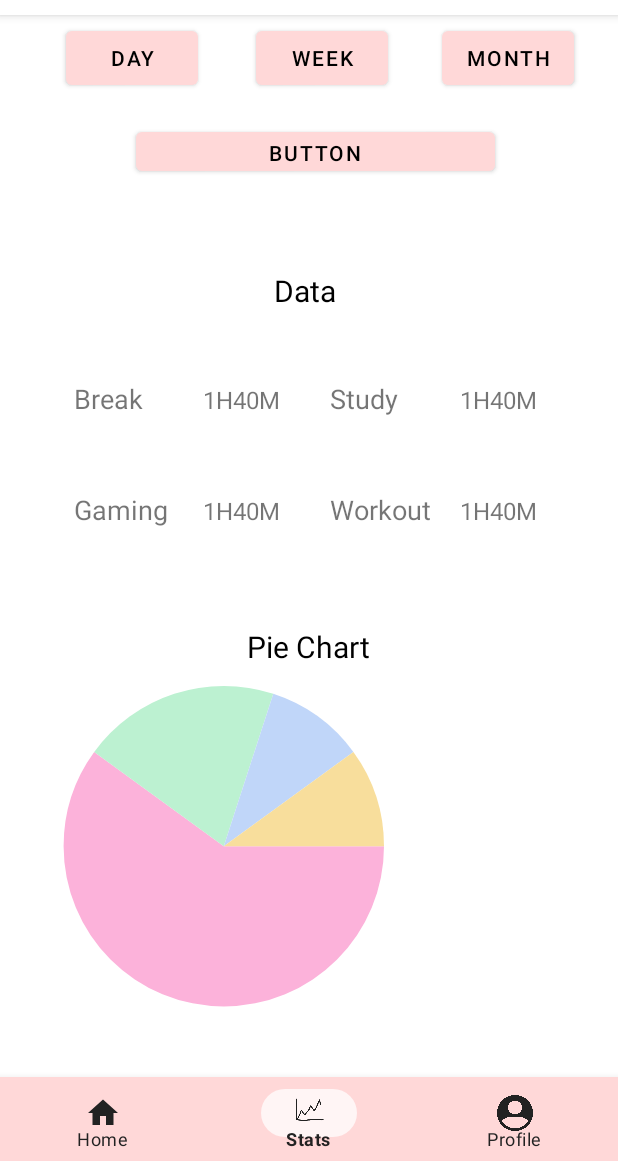
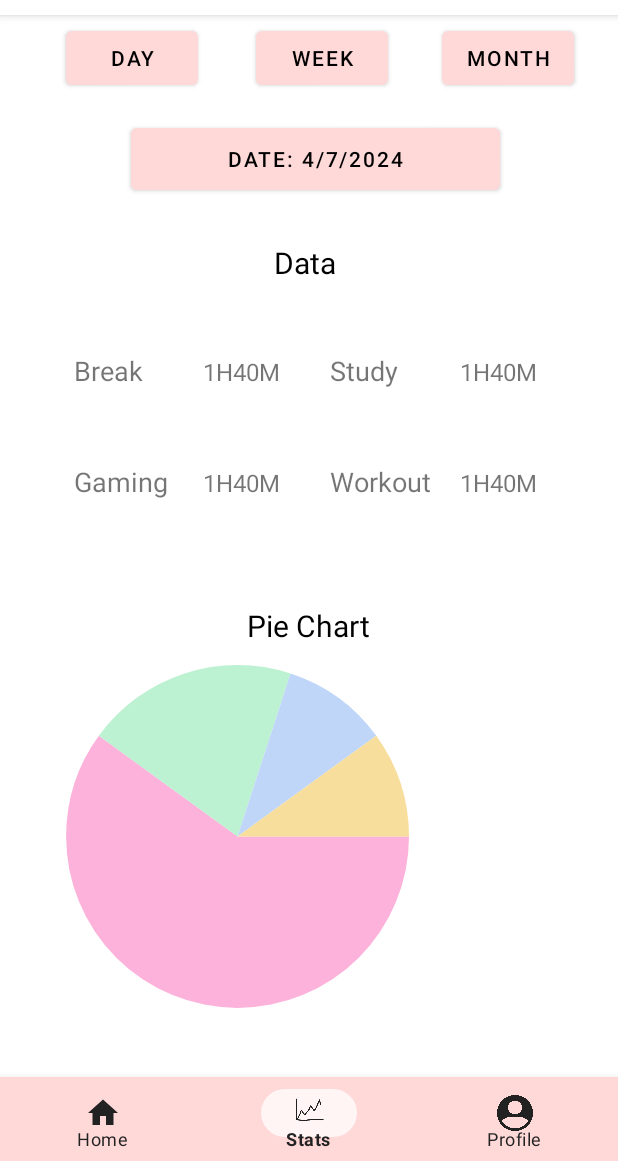
Before and after one commit to jhu-cs-uima-sp24/teamItestRepo, an Android app: the StatsFragment screen opened through its navigation route, on a phone screen of 412 x 824 dp, the part 75-1236 px from its top. Run offline under Robolectric (Android 15) with nearby library versions, the light colour scheme and no system bars; our stand-ins replace Firebase (no records; nobody signed in at launch, a user with empty details on screens opened directly), navigation-ui.

Commit message:
edited StatsFragment, fragment_stats.xml

```diff
--- a/app/src/main/java/com/example/a5_sample/ui/stats/StatsFragment.java
+++ b/app/src/main/java/com/example/a5_sample/ui/stats/StatsFragment.java
@@ -30,6 +30,7 @@ import java.util.Calendar;
 public class StatsFragment extends Fragment {
 
     private FragmentStatsBinding binding;
+    private static View root;
 
     public View onCreateView(@NonNull LayoutInflater inflater,
                              ViewGroup container, Bundle savedInstanceState) {
@@ -46,7 +47,7 @@ public class StatsFragment extends Fragment {
 //        return root;
 
         binding = FragmentStatsBinding.inflate(inflater, container, false);
-        View root = binding.getRoot();
+        root = binding.getRoot();
 
         if (savedInstanceState == null) {
             StatsDataFragment firstFragment = new StatsDataFragment();
@@ -63,13 +64,18 @@ public class StatsFragment extends Fragment {
         final Calendar c = Calendar.getInstance();
 
         Button button = (Button) root.findViewById(R.id.button6);
+        button.setText("Date: " + (c.get(Calendar.MONTH) + 1) + "/" + c.get(Calendar.DAY_OF_MONTH) + "/" + c.get(Calendar.YEAR));
+
+        DatePickerFragment currentFragment = new DatePickerFragment();
+        currentFragment.setDate(c.get(Calendar.YEAR), c.get(Calendar.MONTH), c.get(Calendar.DAY_OF_MONTH));
+
         button.setOnClickListener(new View.OnClickListener() {
             @Override
             public void onClick(View v) {
                 // Handle the button click
                 // For example, show a DatePickerDialog
-                DatePickerFragment currentFragment = new DatePickerFragment();
                 currentFragment.show(getParentFragmentManager(), "datePicker");
+
             }
         });
 
@@ -122,23 +128,29 @@ public class StatsFragment extends Fragment {
     }
 
 
-    public class DatePickerFragment extends DialogFragment
+    public static class DatePickerFragment extends DialogFragment
             implements DatePickerDialog.OnDateSetListener {
+
+        int CurrentPickedYear;
+        int CurrentPickedMonth;
+        int CurrentPickedDay;
 
         @Override
         public Dialog onCreateDialog(Bundle savedInstanceState) {
-            // Use the current date as the default date in the picker.
-            final Calendar c = Calendar.getInstance();
-            int year = c.get(Calendar.YEAR);
-            int month = c.get(Calendar.MONTH);
-            int day = c.get(Calendar.DAY_OF_MONTH);
-
-            // Create a new instance of DatePickerDialog and return it.
-            return new DatePickerDialog(requireContext(), this, year, month, day);
+            return new DatePickerDialog(requireContext(), this, CurrentPickedYear, CurrentPickedMonth, CurrentPickedDay);
         }
 
         public void onDateSet(DatePicker view, int year, int month, int day) {
             // Do something with the date the user picks.
+            Button thisButton = (Button) root.findViewById(R.id.button6);
+            setDate(year, month, day);
+            thisButton.setText("Date: " + (month + 1) + "/" + day + "/" + year);
+        }
+
+        public void setDate(int year, int month, int day) {
+            CurrentPickedYear = year;
+            CurrentPickedMonth = month;
+            CurrentPickedDay = day;
         }
     }
 
--- a/app/src/main/res/layout/fragment_stats.xml
+++ b/app/src/main/res/layout/fragment_stats.xml
@@ -54,12 +54,12 @@
         app:layout_constraintHorizontal_bias="0.444"
         app:layout_constraintStart_toStartOf="parent"
         app:layout_constraintTop_toTopOf="parent"
-        app:layout_constraintVertical_bias="0.338" />
+        app:layout_constraintVertical_bias="0.308" />
 
     <androidx.fragment.app.FragmentContainerView
         android:id="@+id/fragmentContainerView2"
         android:layout_width="373dp"
-        android:layout_height="293dp"
+        android:layout_height="310dp"
         app:layout_constraintBottom_toBottomOf="parent"
         app:layout_constraintEnd_toEndOf="parent"
         app:layout_constraintHorizontal_bias="0.48"
@@ -69,8 +69,8 @@
 
     <Button
         android:id="@+id/button6"
-        android:layout_width="239dp"
-        android:layout_height="38dp"
+        android:layout_width="246dp"
+        android:layout_height="53dp"
         android:text="Button"
         app:layout_constraintBottom_toBottomOf="parent"
         app:layout_constraintEnd_toEndOf="parent"
```
